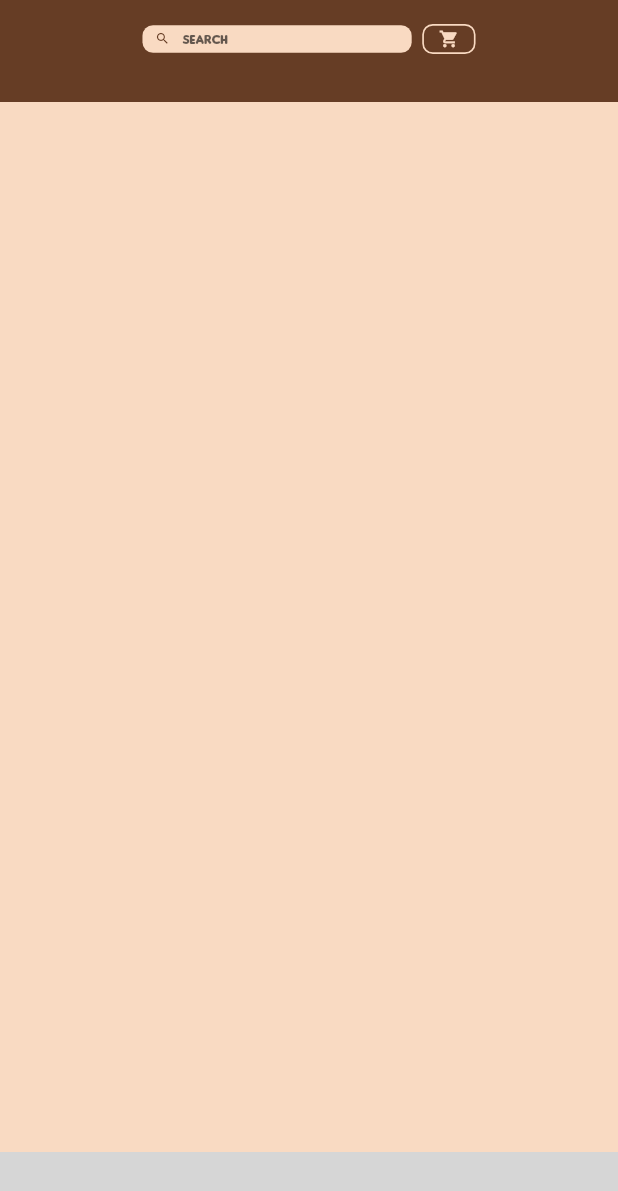
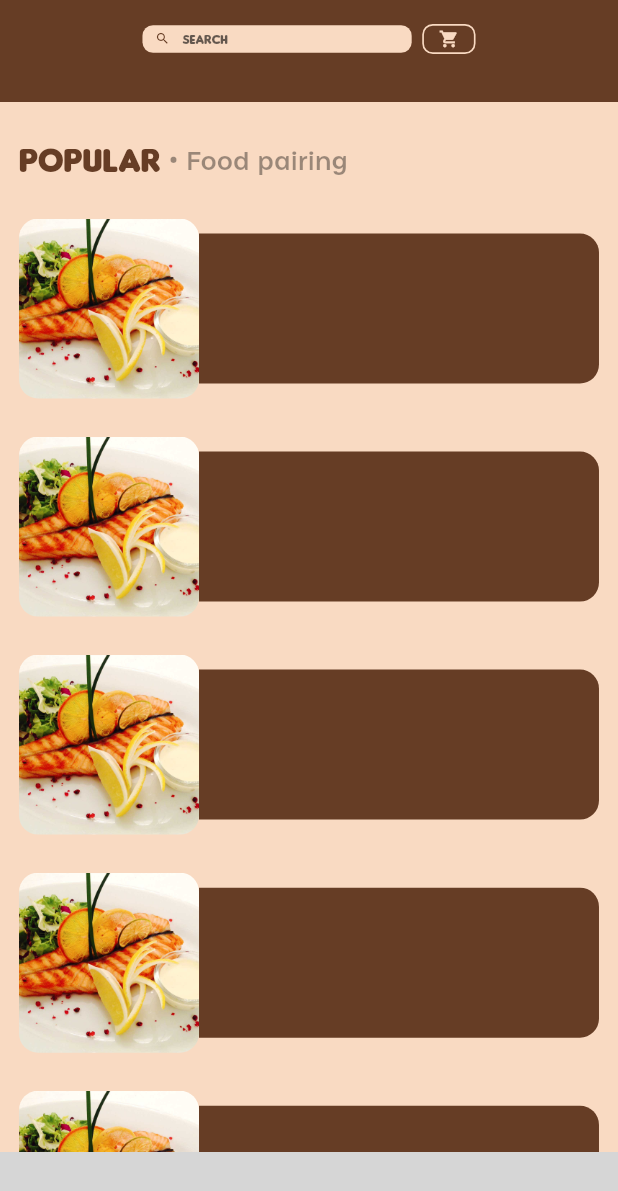
Before and after one commit to evgesha1247/eda2, a Flutter app: the screen it shows after launch, on a phone screen of 412 x 824 dp. Shown: the top 1191 px of the screen. Run offline on Flutter 3.47's test engine with Material 2 defaults, Android fonts, the phone set to English and light mode, and no system bars; our stand-ins replace dots_indicator, flutter_slidable, get, hive, hive_flutter; missing offline and left inert: bottom_nav_bar, splash_screen_view; accounts and stored records are empty; grey boxes are pictures that could not be loaded.

Commit message:
верстаю вторую секцию на домашней странице , хочу поменять модель

```diff
--- a/lib/object/dish_object.dart
+++ b/lib/object/dish_object.dart
@@ -36,7 +36,6 @@ class Dish extends HiveObject {
 class DishModel extends ChangeNotifier {
   DishModel() {
     _setup();
-    print('object');
   }
   var _items = <Dish>[];
   final _itemsFovarit = <Dish>[];
--- a/lib/ui/screens/home_screen/home_screen.dart
+++ b/lib/ui/screens/home_screen/home_screen.dart
@@ -1,6 +1,7 @@
 import 'package:dots_indicator/dots_indicator.dart';
 import 'package:flutter/material.dart';
 import 'package:provider/provider.dart';
+import 'package:text/const/const_app_img.dart';
 import 'package:text/ui/screens_factory.dart/widget_factory.dart';
 import 'package:text/ui/widgets/text/big_text.dart';
 import 'package:text/ui/widgets/text/small_text.dart';
@@ -15,10 +16,13 @@ class HomeScreen extends StatelessWidget {
     return CustomScrollView(
       slivers: mediaQuery >= 370
           ? [ScreensFactory().makeHeder(), const _BodyWidget()]
-          : [const _BodyWidget()],
+          : [
+              const _BodyWidget(),
+            ],
     );
   }
 }
+
 
 class _BodyWidget extends StatelessWidget {
   const _BodyWidget({Key? key}) : super(key: key);
@@ -27,14 +31,17 @@ class _BodyWidget extends StatelessWidget {
     return SliverToBoxAdapter(
       child: Column(
         crossAxisAlignment: CrossAxisAlignment.start,
-        children: const [_PromoWidget()],
+        children: const [
+          _PromoSuction(),
+          _PopularSuction(),
+        ],
       ),
     );
   }
 }
 
-class _PromoWidget extends StatelessWidget {
-  const _PromoWidget({Key? key}) : super(key: key);
+class _PromoSuction extends StatelessWidget {
+  const _PromoSuction({Key? key}) : super(key: key);
   @override
   Widget build(BuildContext context) {
     final isNotEmpty = context.watch<DishModel>().itemsHotDish.isNotEmpty;
@@ -43,31 +50,29 @@ class _PromoWidget extends StatelessWidget {
       children: isNotEmpty
           ? [
               Padding(
-                padding: EdgeInsets.all(ThemeAppSize.kFontSize14),
+                padding: EdgeInsets.all(ThemeAppSize.kInterval12),
                 child: const BigText(
                   text: 'Hot Promo',
                   color: ThemeAppColor.kFrontColor,
                 ),
               ),
               SizedBox(height: ThemeAppSize.kInterval12),
-              const ItemsPromoWidget(),
+              const _ItemsPromoWidget(),
             ]
           : [],
     );
   }
 }
-
-class ItemsPromoWidget extends StatefulWidget {
-  const ItemsPromoWidget({Key? key}) : super(key: key);
+class _ItemsPromoWidget extends StatefulWidget {
+  const _ItemsPromoWidget({Key? key}) : super(key: key);
   @override
-  State<ItemsPromoWidget> createState() => _ItemsPromoWidgetState();
+  State<_ItemsPromoWidget> createState() => _ItemsPromoWidgetState();
 }
-
-class _ItemsPromoWidgetState extends State<ItemsPromoWidget> {
-  PageController pageController = PageController(viewportFraction: .85);
+class _ItemsPromoWidgetState extends State<_ItemsPromoWidget> {
   var _currPageValue = 0.0;
   final double _scaleFactore = 0.85;
   final double _height = ThemeAppSize.kPageViewContainer;
+  PageController pageController = PageController(viewportFraction: .85);
   @override
   void initState() {
     super.initState();
@@ -149,7 +154,6 @@ class _ItemsPromoWidgetState extends State<ItemsPromoWidget> {
     );
   }
 }
-
 class _ItemPromoImgWidget extends StatelessWidget {
   const _ItemPromoImgWidget({Key? key, required this.imgUrl}) : super(key: key);
   final String imgUrl;
@@ -169,7 +173,6 @@ class _ItemPromoImgWidget extends StatelessWidget {
     );
   }
 }
-
 class _ItemPromoInfoBlok extends StatelessWidget {
   const _ItemPromoInfoBlok({Key? key, required this.index}) : super(key: key);
   final int index;
@@ -223,3 +226,100 @@ class _ItemPromoInfoBlok extends StatelessWidget {
     );
   }
 }
+
+/// _PopularSuction
+class _PopularSuction extends StatelessWidget {
+  const _PopularSuction({Key? key}) : super(key: key);
+  @override
+  Widget build(BuildContext context) {
+    return Container(
+      padding: EdgeInsets.all(ThemeAppSize.kInterval12),
+      child: Column(
+        children: const [
+          _PopularTitleWidget(),
+          _PopularListBuilderWidget(),
+        ],
+      ),
+    );
+  }
+}
+
+class _PopularTitleWidget extends StatelessWidget {
+  const _PopularTitleWidget({Key? key}) : super(key: key);
+  @override
+  Widget build(BuildContext context) {
+    return Padding(
+      padding: EdgeInsets.only(
+          bottom: ThemeAppSize.kInterval12, top: ThemeAppSize.kInterval12),
+      child: Row(
+        children: [
+          const BigText(
+            text: 'Popular',
+            color: ThemeAppColor.kFrontColor,
+          ),
+          SizedBox(width: ThemeAppSize.kInterval5),
+          SmallText(
+            text: '•',
+            color: ThemeAppColor.kTextBlackColor,
+            size: ThemeAppSize.kFontSize18,
+          ),
+          SizedBox(width: ThemeAppSize.kInterval5),
+          SmallText(
+            text: 'Food pairing',
+            color: ThemeAppColor.kTextBlackColor,
+            size: ThemeAppSize.kFontSize18,
+          ),
+        ],
+      ),
+    );
+  }
+}
+
+class _PopularListBuilderWidget extends StatelessWidget {
+  const _PopularListBuilderWidget({Key? key}) : super(key: key);
+  @override
+  Widget build(BuildContext context) {
+    return SizedBox(
+      height: 900,
+      child: ListView.builder(
+        itemCount: 12,
+        physics: const NeverScrollableScrollPhysics(),
+        itemBuilder: (BuildContext context, int index) {
+          return Container(
+            margin: EdgeInsets.only(
+              top: ThemeAppSize.kInterval12,
+              bottom: ThemeAppSize.kInterval12,
+            ),
+            child: Row(
+              children: [
+                Container(
+                  height: 120,
+                  width: 120,
+                  decoration: BoxDecoration(
+                      borderRadius: ThemeAppFun.decoration(),
+                      image: DecorationImage(
+                        fit: BoxFit.cover,
+                        image: AssetImage(
+                          ConstAppImgURL.imgURLPromo1,
+                        ),
+                      )),
+                ),
+                Expanded(
+                  child: Container(
+                    height: 100,
+                    decoration: BoxDecoration(
+                      color: ThemeAppColor.kFrontColor,
+                      borderRadius: BorderRadius.horizontal(
+                        right: Radius.circular(ThemeAppSize.kRadius),
+                      ),
+                    ),
+                  ),
+                ),
+              ],
+            ),
+          );
+        },
+      ),
+    );
+  }
+}
--- a/lib/ui/theme/theme_app.dart
+++ b/lib/ui/theme/theme_app.dart
@@ -5,7 +5,7 @@ abstract class ThemeAppColor {
   static const Color kWhite = Color.fromARGB(255, 221, 221, 227);
   static const Color kBlack = Color.fromARGB(255, 15, 15, 15);
 
-  static const Color kTextBlackColor = Colors.black54;
+  static const Color kTextBlackColor = Colors.black38;
   static const Color kTextWhiteColor = Colors.white54;
 
   static const Color kAccent = Color.fromARGB(255, 255, 136, 118);
--- a/lib/ui/widgets/header_widget/header_widget.dart
+++ b/lib/ui/widgets/header_widget/header_widget.dart
@@ -4,7 +4,6 @@ import 'package:flutter/material.dart';
 import 'package:provider/provider.dart';
 import 'package:text/ui/widgets/header_widget/header_model.dart';
 import 'package:text/ui/widgets/text/big_text.dart';
-import 'package:text/ui/widgets/text/small_text.dart';
 import '../../../object/cart_object.dart';
 import '../../theme/theme_app.dart';
 
```
